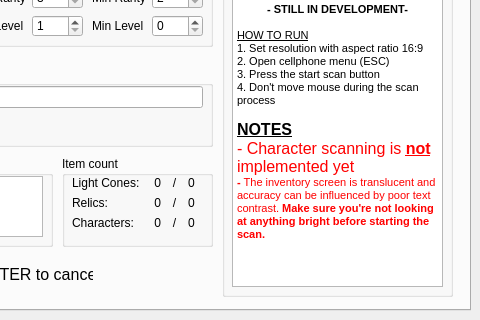
The window that src/ui/hsr_scanner.ui (kel-z/HSR-Scanner) describes before a commit, drawn with Qt 5; both pictures show x 220 to 700 and y 110 to 430 of the 700 by 430 pixel window.
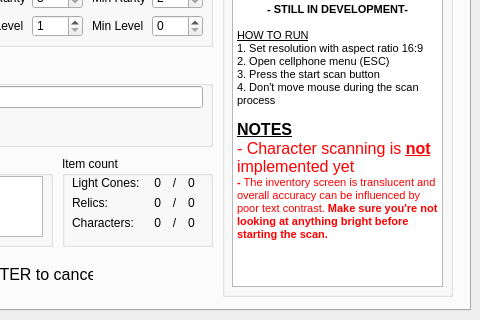
The same window after the commit.

```diff
--- a/src/ui/hsr_scanner.ui
+++ b/src/ui/hsr_scanner.ui
@@ -500,7 +500,7 @@
 &lt;p style=&quot;-qt-paragraph-type:empty; margin-top:0px; margin-bottom:0px; margin-left:0px; margin-right:0px; -qt-block-indent:0; text-indent:0px; font-size:8pt;&quot;&gt;&lt;br /&gt;&lt;/p&gt;
 &lt;p style=&quot; margin-top:0px; margin-bottom:0px; margin-left:0px; margin-right:0px; -qt-block-indent:0; text-indent:0px;&quot;&gt;&lt;span style=&quot; font-size:12pt; font-weight:600; text-decoration: underline;&quot;&gt;NOTES&lt;/span&gt;&lt;/p&gt;
 &lt;p style=&quot; margin-top:0px; margin-bottom:0px; margin-left:0px; margin-right:0px; -qt-block-indent:0; text-indent:0px;&quot;&gt;&lt;span style=&quot; font-size:12pt; color:#ff0000;&quot;&gt;- Character scanning is &lt;/span&gt;&lt;span style=&quot; font-size:12pt; font-weight:600; text-decoration: underline; color:#ff0000;&quot;&gt;not&lt;/span&gt;&lt;span style=&quot; font-size:12pt; color:#ff0000;&quot;&gt; implemented yet&lt;/span&gt;&lt;/p&gt;
-&lt;p style=&quot; margin-top:0px; margin-bottom:0px; margin-left:0px; margin-right:0px; -qt-block-indent:0; text-indent:0px;&quot;&gt;&lt;span style=&quot; font-size:8pt; font-weight:600; color:#ff0000;&quot;&gt;- &lt;/span&gt;&lt;span style=&quot; font-size:8pt; color:#ff0000;&quot;&gt;The inventory screen is translucent and accuracy can be influenced by poor text contrast. &lt;/span&gt;&lt;span style=&quot; font-size:8pt; font-weight:600; color:#ff0000;&quot;&gt;Make sure you're not looking at anything bright before starting the scan.&lt;/span&gt;&lt;/p&gt;&lt;/body&gt;&lt;/html&gt;</string>
+&lt;p style=&quot; margin-top:0px; margin-bottom:0px; margin-left:0px; margin-right:0px; -qt-block-indent:0; text-indent:0px;&quot;&gt;&lt;span style=&quot; font-size:8pt; font-weight:600; color:#ff0000;&quot;&gt;- &lt;/span&gt;&lt;span style=&quot; font-size:8pt; color:#ff0000;&quot;&gt;The inventory screen is translucent and overall accuracy can be influenced by poor text contrast. &lt;/span&gt;&lt;span style=&quot; font-size:8pt; font-weight:600; color:#ff0000;&quot;&gt;Make sure you're not looking at anything bright before starting the scan.&lt;/span&gt;&lt;/p&gt;&lt;/body&gt;&lt;/html&gt;</string>
        </property>
       </widget>
      </widget>
```
